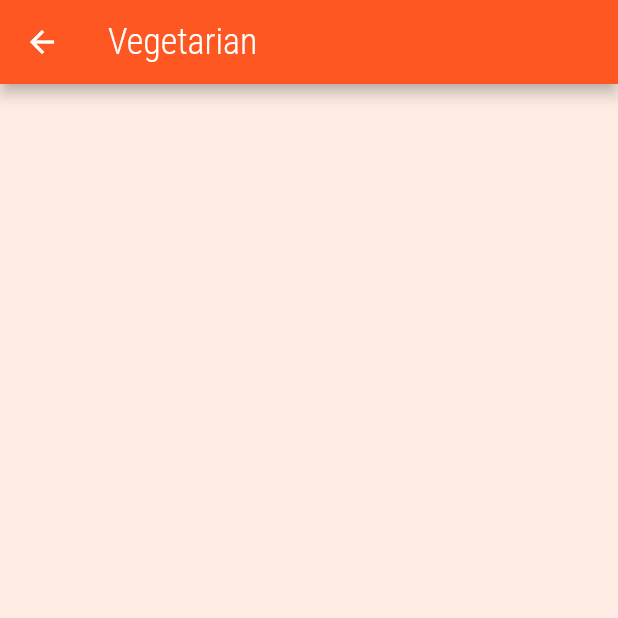
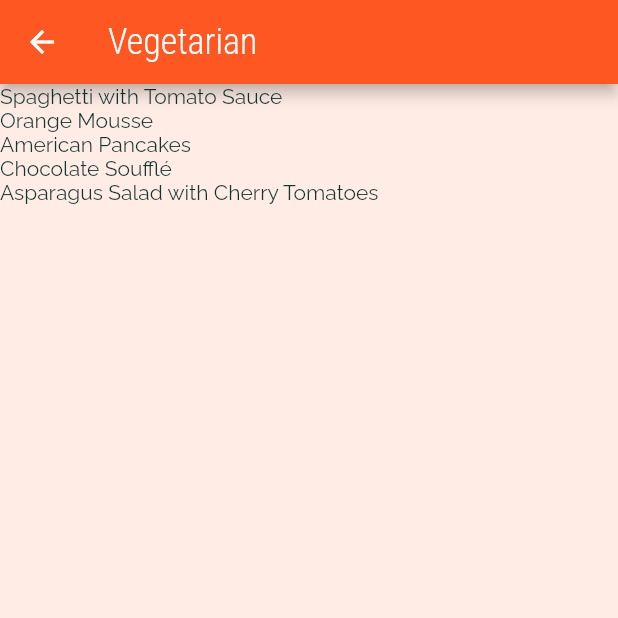
Before and after one commit to Totemi1324/virtual_cookbook, a Flutter app: the screen it shows after launch, after a tap on "Vegetarian", on a phone screen of 412 x 824 dp, the top half of it. Run offline on Flutter 3.47's test engine with Material 2 defaults, Android fonts, the phone set to English and light mode, and no system bars.

Commit message:
Implement list filtering and ListView for meals

```diff
--- a/lib/data/meals_data.dart
+++ b/lib/data/meals_data.dart
@@ -1,6 +1,6 @@
 import '../models/meal.dart';
 
-List<Meal> meals = [
+const List<Meal> meals = [
   Meal(
     id: "m1",
     categories: ["1", "7"],
--- a/lib/models/meal.dart
+++ b/lib/models/meal.dart
@@ -18,7 +18,7 @@ class Meal {
   final bool isVegetarian;
   final bool isVegan;
 
-  Meal(
+  const Meal(
       {required this.id,
       required this.categories,
       required this.name,
--- a/lib/screens/meals.dart
+++ b/lib/screens/meals.dart
@@ -1,4 +1,6 @@
 import 'package:flutter/material.dart';
+
+import '../data/meals_data.dart';
 
 class ScreenMeals extends StatelessWidget {
   static const routeName = "/meals";
@@ -9,17 +11,23 @@ class ScreenMeals extends StatelessWidget {
   Widget build(BuildContext context) {
     final args =
         ModalRoute.of(context)?.settings.arguments as Map<String, String>?;
+    final categoryId = args?["id"];
+    final categoryTitle = args?["title"];
+    final mealsFromCategory =
+        meals.where((meal) => meal.categories.contains(categoryId)).toList();
 
     return Scaffold(
       appBar: AppBar(
-        title: Text(args?["title"] ?? "Error"),
+        title: Text(categoryTitle ?? "Error"),
       ),
-      body: ListView.builder(
-        itemBuilder: (buildContext, index) {
-
-        },
-        itemCount: ,
-      ),
+      body: mealsFromCategory.isNotEmpty
+          ? ListView.builder(
+              itemBuilder: (buildContext, index) {
+                return Text(mealsFromCategory[index].name);
+              },
+              itemCount: mealsFromCategory.length,
+            )
+          : const Text("Some error occured on the route: Data not found"),
     );
   }
 }
```
